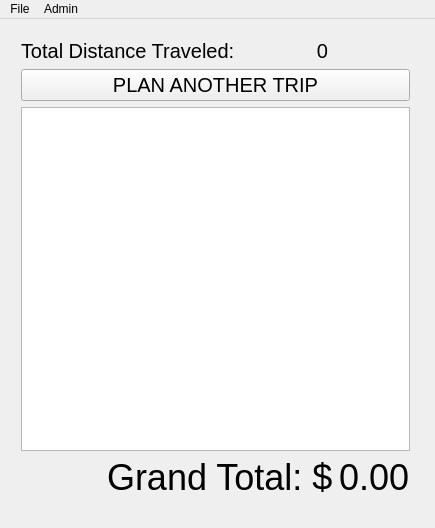
Before: the Qt Designer form src/form/mainwindow.ui in dank-devz/effective-octo-meme, drawn with Qt 5.
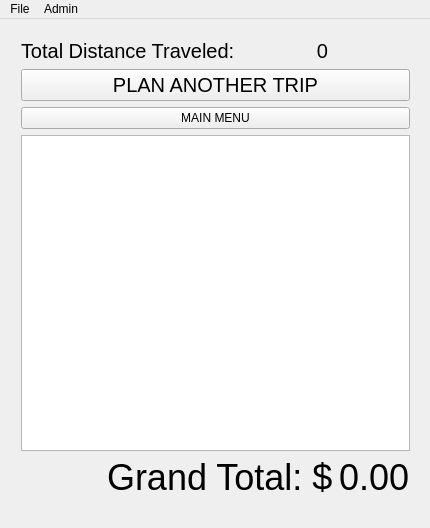
After: the same form once the commit is applied.

Commit message: Added a home button the plan a regularTrip summary, clears the cart as well.

The edit to the form file:
```diff
--- a/src/form/mainwindow.ui
+++ b/src/form/mainwindow.ui
@@ -6,7 +6,7 @@
    <rect>
     <x>0</x>
     <y>0</y>
-    <width>435</width>
+    <width>430</width>
     <height>528</height>
    </rect>
   </property>
@@ -798,6 +798,8 @@
         </layout>
        </item>
        <item>
+        <layout class="QVBoxLayout" name="verticalLayout_7">
+         <item>
         <widget class="QPushButton" name="tripSummary_button_planAnotherTrip">
          <property name="font">
           <font>
@@ -810,6 +812,15 @@
         </widget>
        </item>
        <item>
+          <widget class="QPushButton" name="tripSummary_button_goMainMenu">
+           <property name="text">
+            <string>MAIN MENU</string>
+           </property>
+          </widget>
+         </item>
+        </layout>
+       </item>
+       <item>
         <widget class="QTableView" name="tripSummary_tableView_reciept">
          <property name="alternatingRowColors">
           <bool>true</bool>
@@ -867,7 +878,7 @@
     <rect>
      <x>0</x>
      <y>0</y>
-     <width>435</width>
+     <width>430</width>
      <height>22</height>
     </rect>
    </property>
```
Lines whose indentation alone changed are shown as unchanged. The commit also changes 2 other files.
